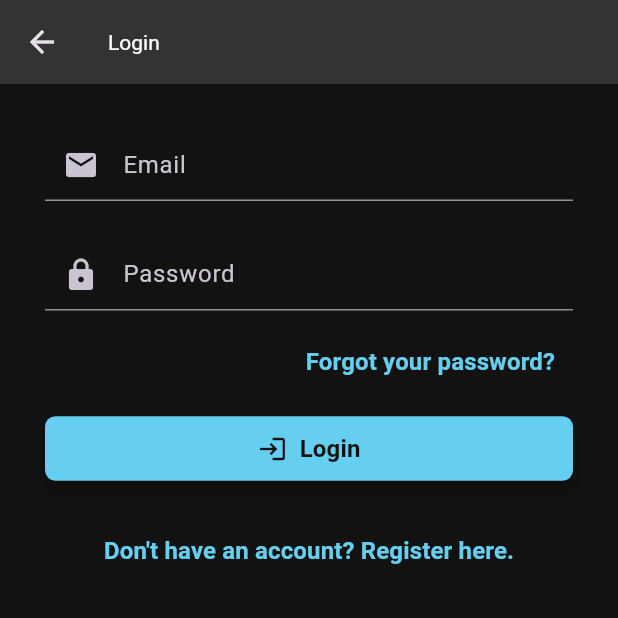
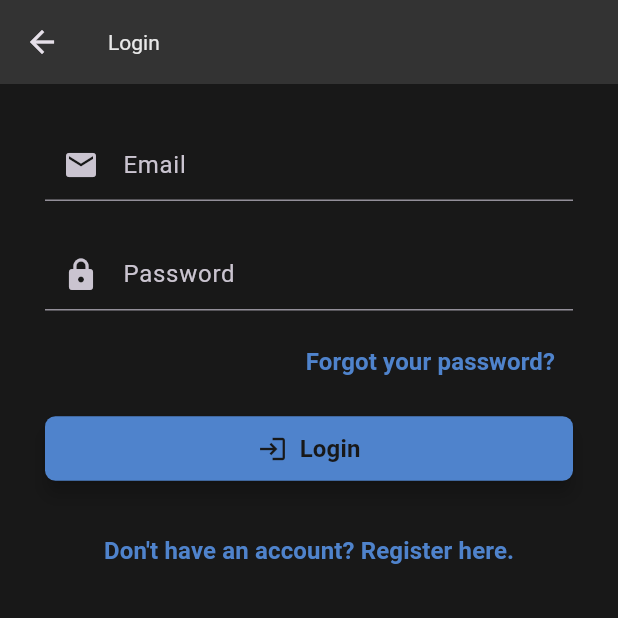
Before and after one commit to KapilbhaiGohil/PersonalAssistantChatBot, a Flutter app: the screen it shows after launch, on a phone screen of 412 x 824 dp, the top half of it. Run offline on Flutter 3.47's test engine with Material 3 defaults, Android fonts, the phone set to English and light mode, and no system bars.

```diff
--- a/chatbot_ui/lib/utils/colors.dart
+++ b/chatbot_ui/lib/utils/colors.dart
@@ -2,25 +2,25 @@ import 'package:flutter/material.dart';
 
 class AppColors {
   // Dark theme colors
-  static const Color primaryColor = Color(0xFF66CEEF); // Light Blue for primary elements
-  static const Color secondaryColor = Color(0xFF03DAC6); // Teal for accents
-  static const Color backgroundColor = Color(0xFF121212); // Dark gray background
-  static const Color scaffoldBackgroundColor = Color(0xFF121212); // Matches background for consistency
-  static const Color cardBackgroundColor = Color(0xFF1E1E1E); // Slightly lighter dark card background
-  static const Color textColor = Color(0xFFFFFFFF); // White text for clear contrast
-  static const Color secondaryTextColor = Color(0xFFB0B0B0); // Light gray for secondary text
-  static const Color iconColor = Color(0xFFFFFFFF); // White icons for visibility on dark background
-  static const Color buttonBackgroundColor = Color(0xFF63DEF4); // Soft teal button for focus
+  static const Color primaryColor = Color(0xFF4F83CC); // Muted blue for primary elements
+  static const Color secondaryColor = Color(0xFF00B0A8); // Fresh teal for accents
+  static const Color backgroundColor = Color(0xFF181818); // Deep charcoal background
+  static const Color scaffoldBackgroundColor = Color(0xFF181818); // Consistent dark background
+  static const Color cardBackgroundColor = Color(0xFF222222); // Slightly lighter dark card background
+  static const Color textColor = Color(0xFFE8E8E8); // Soft white for clear contrast
+  static const Color secondaryTextColor = Color(0xFFB0B0B0); // Subtle gray for secondary text
+  static const Color iconColor = Color(0xFFE8E8E8); // White icons for visibility
+  static const Color buttonBackgroundColor = Color(0xFF1DBE9D); // Vibrant teal button for emphasis
   static const Color buttonTextColor = Color(0xFFFFFFFF); // White text on buttons for clarity
-  static const Color appBarColor = Color(0xFF333333); // Darker gray for app bar, maintaining contrast
-  static const Color dividerColor = Color(0xFF444444); // Subtle gray divider for separation
+  static const Color appBarColor = Color(0xFF333333); // Darker gray app bar for good contrast
+  static const Color dividerColor = Color(0xFF444444); // Darker gray for subtle separation
 
   // Light theme colors
-  static const Color scaffoldBackgroundColorLight = Color(0xFFFFFFFF); // Clean white background for light theme
-  static const Color cardBackgroundColorLight = Color(0xFFF5F5F5); // Light gray for card background
-  static const Color textColorLight = Color(0xFF212121); // Dark gray for text in light theme (better than pure black)
-  static const Color secondaryTextColorLight = Color(0xFF757575); // Soft gray for secondary text
-  static const Color iconColorLight = Color(0xFF212121); // Dark icons for light theme for readability
-  static const Color appBarColorLight = Color(0xFFF5F5F5); // Light gray app bar for a soft contrast
-  static const Color dividerColorLight = Color(0xFFDDDDDD); // Light gray dividers for subtle separation
+  static const Color scaffoldBackgroundColorLight = Color(0xFFF1F1F1); // Soft off-white background
+  static const Color cardBackgroundColorLight = Color(0xFFFAFAFA); // Light gray card background
+  static const Color textColorLight = Color(0xFF212121); // Dark gray text for readability
+  static const Color secondaryTextColorLight = Color(0xFF757575); // Muted gray for secondary text
+  static const Color iconColorLight = Color(0xFF212121); // Dark icons for high contrast
+  static const Color appBarColorLight = Color(0xFFFFFFFF); // White app bar for a clean look
+  static const Color dividerColorLight = Color(0xFFDDDDDD); // Subtle light gray divider for separation
 }
```
Also changed, not shown: chatbot_ui/lib/screens/home.dart (+13 -60 lines), chatbot_ui/lib/services/api.dart (+28 -0 lines).
